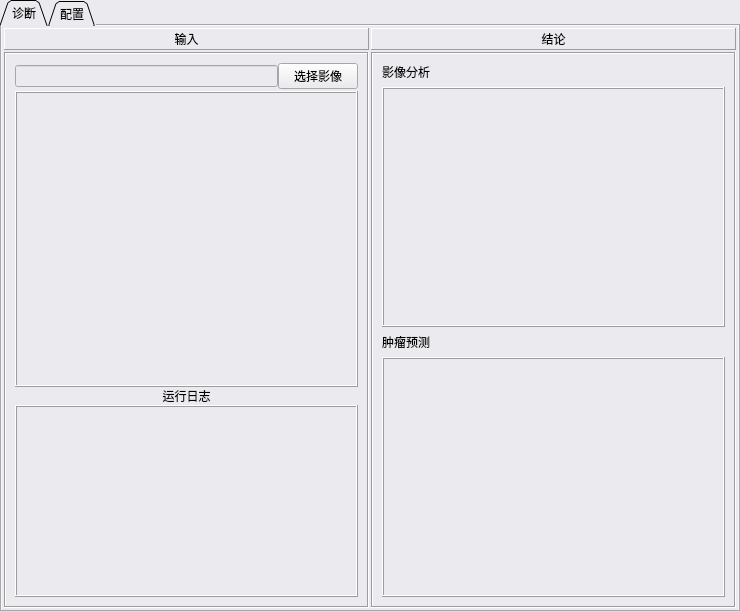
Old version of the form job/肺结节加图形界面/ui.ui in the repository unreal555/pystudy.
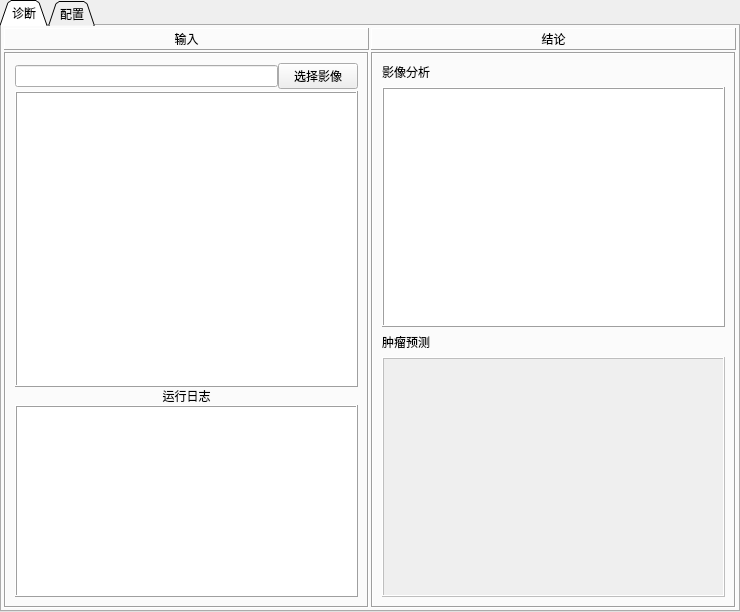
New version of the form. The open tabs and pages were chosen to show the change.

Patch:
```diff
--- a/job/肺结节加图形界面/ui.ui
+++ b/job/肺结节加图形界面/ui.ui
@@ -23,7 +23,7 @@
    <string>肺结节预测</string>
   </property>
   <property name="styleSheet">
-   <string notr="true">background-color: rgb(234, 234, 239);</string>
+   <string notr="true"/>
   </property>
   <layout class="QGridLayout" name="gridLayout_6">
    <property name="leftMargin">
```
Left out of the diff: 6 changed lines with no effect on the pictures.
